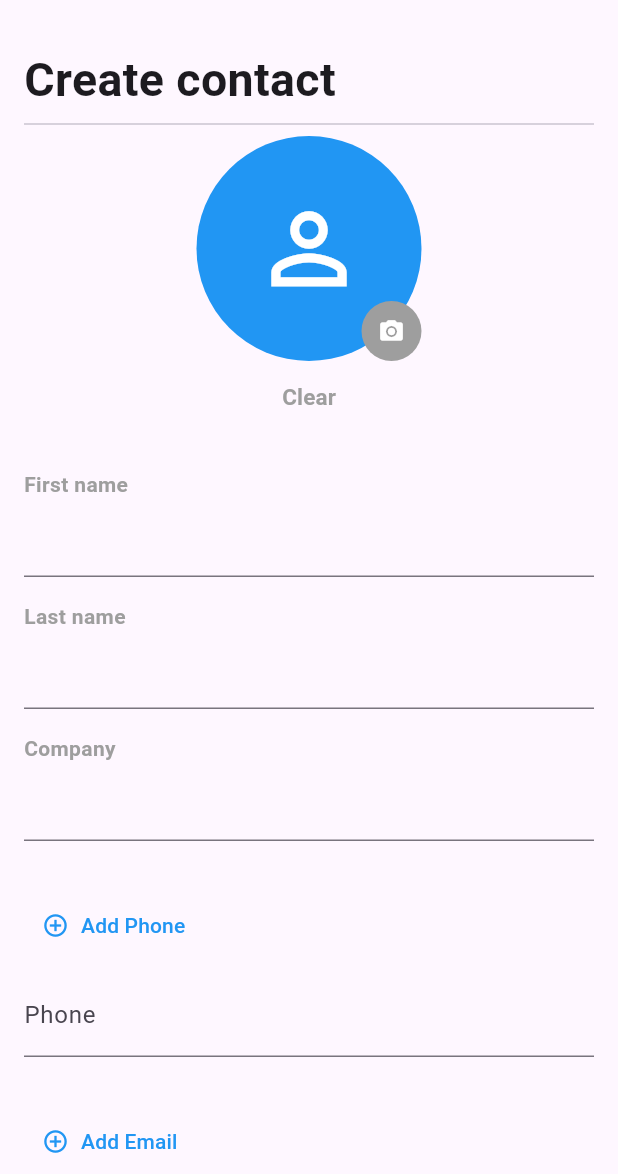
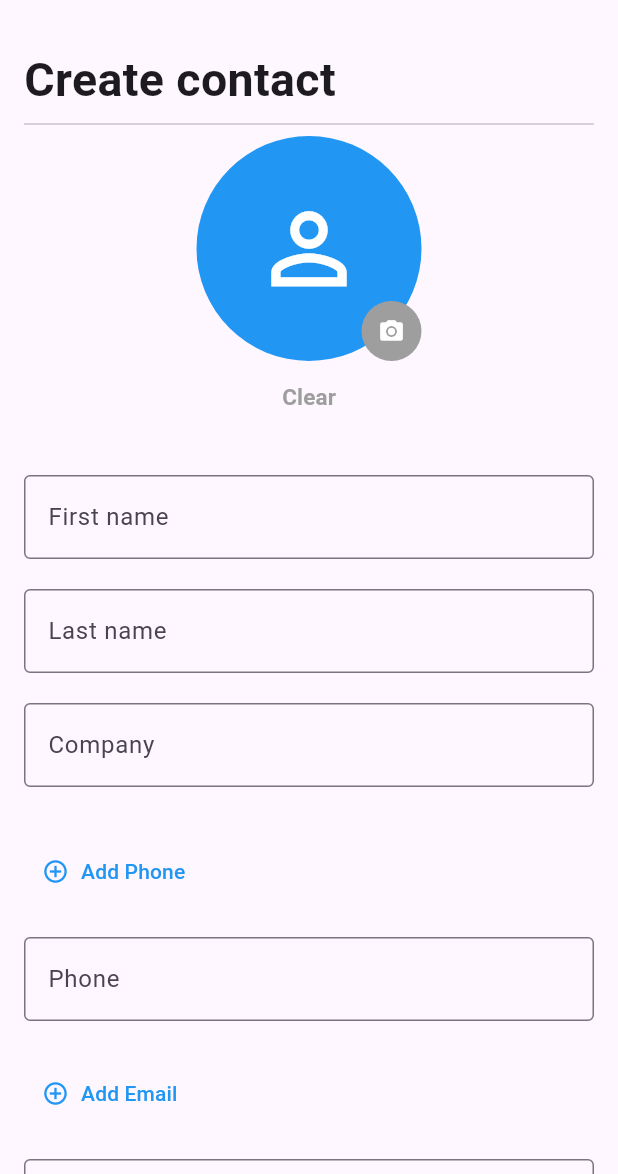
Before and after one commit to shinee0130/contactsafe, a Flutter app: the screen it shows after launch, after a tap on the "add" icon, on a phone screen of 412 x 824 dp, the part 62-1236 px from its top. Run offline on Flutter 3.47's test engine with Material 3 defaults, Android fonts, the phone set to English and light mode, and no system bars; our stand-ins replace flutter_contacts, image_picker, permission_handler.

Commit message:
remove unused

```diff
--- a/lib/common/widgets/customsearchbar.dart
+++ b/lib/common/widgets/customsearchbar.dart
@@ -15,10 +15,18 @@ class CustomSearchBar extends StatelessWidget {
   Widget build(BuildContext context) {
     return TextField(
       controller: controller,
-      style: const TextStyle(color: Colors.black),
+      style: const TextStyle(
+        color: Colors.black,
+        fontSize: 18.0,
+        fontWeight: FontWeight.bold,
+      ),
       decoration: InputDecoration(
         hintText: 'Search',
-        hintStyle: const TextStyle(color: Colors.grey),
+        hintStyle: const TextStyle(
+          color: Colors.grey,
+          fontWeight: FontWeight.bold,
+          fontSize: 18.0,
+        ),
         prefixIcon: const Icon(Icons.search, color: Colors.grey),
         suffixIcon: IconButton(
           icon: const Icon(Icons.clear, color: Colors.grey),
--- a/lib/presentation/screens/contacts_screen.dart
+++ b/lib/presentation/screens/contacts_screen.dart
@@ -200,7 +200,7 @@ class _ContactsScreenState extends State<ContactsScreen> {
             style: TextStyle(
               color: AppColors.primary,
               fontSize: 14,
-              fontWeight: FontWeight.bold,
+              // fontWeight: FontWeight.bold,
             ),
           ),
         ),
--- a/lib/presentation/screens/contacts_screen/add_contact_screen.dart
+++ b/lib/presentation/screens/contacts_screen/add_contact_screen.dart
@@ -16,10 +16,18 @@ class _AddContactScreenState extends State<AddContactScreen> {
   final TextEditingController _firstNameController = TextEditingController();
   final TextEditingController _lastNameController = TextEditingController();
   final TextEditingController _companyController = TextEditingController();
-  List<TextEditingController> _phoneControllers = [TextEditingController()];
-  List<TextEditingController> _emailControllers = [TextEditingController()];
-  List<TextEditingController> _websiteControllers = [TextEditingController()];
-  List<TextEditingController> _addressControllers = [TextEditingController()];
+  final List<TextEditingController> _phoneControllers = [
+    TextEditingController(),
+  ];
+  final List<TextEditingController> _emailControllers = [
+    TextEditingController(),
+  ];
+  final List<TextEditingController> _websiteControllers = [
+    TextEditingController(),
+  ];
+  final List<TextEditingController> _addressControllers = [
+    TextEditingController(),
+  ];
 
   @override
   void dispose() {
@@ -44,7 +52,7 @@ class _AddContactScreenState extends State<AddContactScreen> {
   Future<void> _saveContact() async {
     String firstName = _firstNameController.text.trim();
     String lastName = _lastNameController.text.trim();
-    String company = _companyController.text.trim(); // Get company
+    String company = _companyController.text.trim();
 
     List<Phone> phones =
         _phoneControllers.map((c) => Phone(c.text.trim())).toList();
@@ -57,9 +65,7 @@ class _AddContactScreenState extends State<AddContactScreen> {
 
     Contact newContact = Contact(
       name: Name(first: firstName, last: lastName),
-      organizations: [
-        Organization(company: company),
-      ], // Wrap in a List<Organization>
+      organizations: [Organization(company: company)],
       phones: phones,
       emails: emails,
       websites: websites,
@@ -69,6 +75,7 @@ class _AddContactScreenState extends State<AddContactScreen> {
 
     try {
       await FlutterContacts.insertContact(newContact);
+      // ignore: use_build_context_synchronously
       Navigator.pop(context);
     } catch (e) {
       print('Error saving contact: $e');
@@ -175,14 +182,17 @@ class _AddContactScreenState extends State<AddContactScreen> {
             ),
             const SizedBox(height: 16),
             _buildTextField(
+              hintText: 'Firstname',
               labelText: 'First name',
               controller: _firstNameController,
             ),
             _buildTextField(
+              hintText: 'Firstname',
               labelText: 'Last name',
               controller: _lastNameController,
             ),
             _buildTextField(
+              hintText: 'Firstname',
               labelText: 'Company',
               controller: _companyController,
             ),
@@ -232,6 +242,7 @@ class _AddContactScreenState extends State<AddContactScreen> {
 
   Widget _buildTextField({
     required String labelText,
+    required String hintText,
     required TextEditingController controller,
   }) {
     return Padding(
@@ -239,17 +250,14 @@ class _AddContactScreenState extends State<AddContactScreen> {
       child: Column(
         crossAxisAlignment: CrossAxisAlignment.start,
         children: [
-          Text(
-            labelText,
-            style: const TextStyle(
-              fontWeight: FontWeight.bold,
-              color: Colors.grey,
-            ),
-          ),
           const SizedBox(height: 4),
           TextField(
             controller: controller,
-            decoration: const InputDecoration(border: UnderlineInputBorder()),
+            decoration: InputDecoration(
+              hintText: hintText,
+              labelText: labelText,
+              border: const OutlineInputBorder(),
+            ),
           ),
         ],
       ),
@@ -286,19 +294,15 @@ class _AddContactScreenState extends State<AddContactScreen> {
           itemBuilder: (context, index) {
             return Padding(
               padding: const EdgeInsets.only(bottom: 8.0),
-              child: TextField(
+              child: _buildTextField(
+                labelText:
+                    controllers.length > 1 ? '$label ${index + 1}' : label,
+                hintText: 'Enter $label',
                 controller: controllers[index],
-                decoration: InputDecoration(
-                  labelText:
-                      controllers.length > 1 ? '$label ${index + 1}' : label,
-                  border: const UnderlineInputBorder(),
-                ),
-                maxLines: maxLines,
               ),
             );
           },
         ),
-        const SizedBox(height: 16),
       ],
     );
   }
```
Also changed, not shown: lib/presentation/screens/contacts_screen/contact_detail_screen.dart (+27 -21 lines), lib/presentation/screens/contacts_screen/contact_group_screen.dart (+52 -15 lines), lib/presentation/screens/contacts_screen/edit_contact_screen.dart (+15 -15 lines), lib/presentation/screens/events_screen.dart (+21 -4 lines), lib/presentation/screens/photos_screen.dart (+17 -2 lines).
